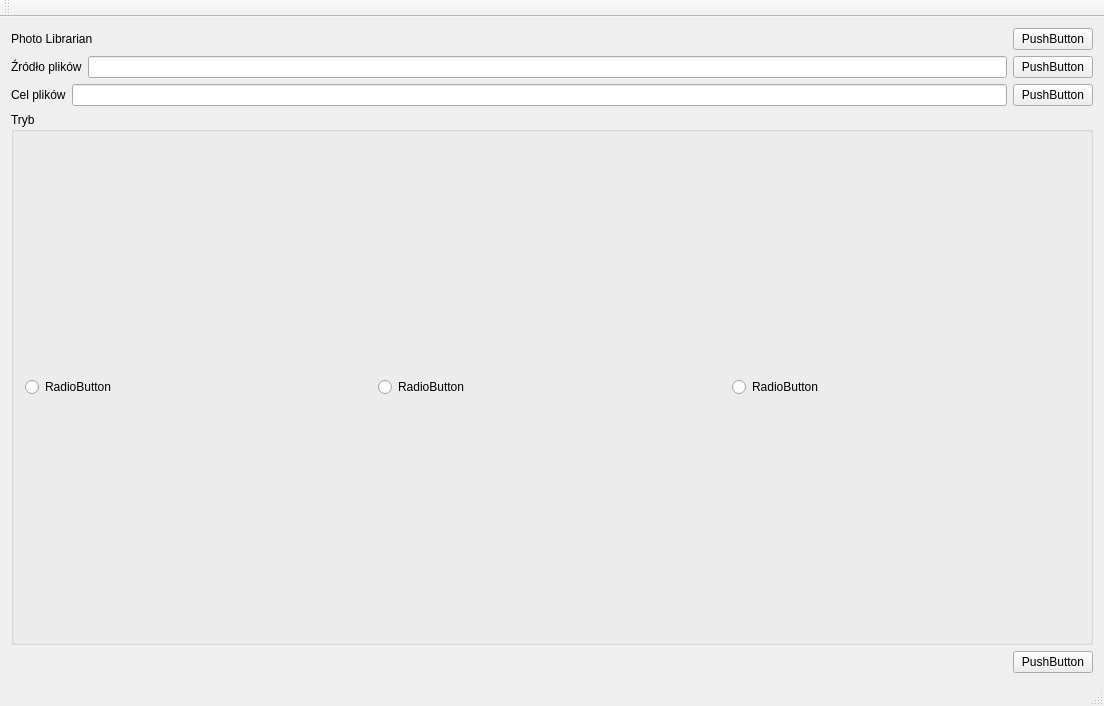
Above: mainwindow.ui from Barto-Paja/Photo_librarian before the change. Below: the same form after it.
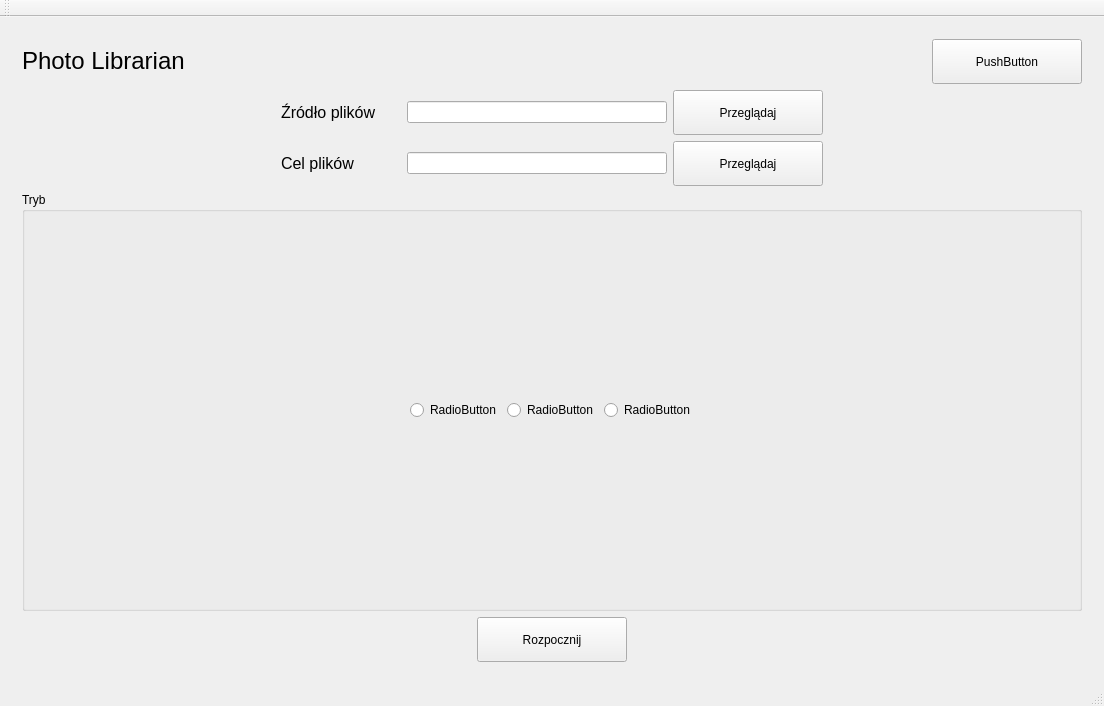
That is the form after the change.

Patch:
```diff
--- a/mainwindow.ui
+++ b/mainwindow.ui
@@ -16,11 +16,18 @@
   <widget class="QWidget" name="centralWidget">
    <layout class="QVBoxLayout" name="verticalLayout">
     <item>
+     <widget class="QStackedWidget" name="stackedWidget">
+      <property name="currentIndex">
+       <number>0</number>
+      </property>
+      <widget class="QWidget" name="page">
+       <layout class="QVBoxLayout" name="verticalLayout_2">
+        <item>
      <layout class="QHBoxLayout" name="horizontalLayout_header">
       <item>
        <widget class="QLabel" name="label_title">
         <property name="text">
-         <string>Photo Librarian</string>
+             <string>&lt;html&gt;&lt;head/&gt;&lt;body&gt;&lt;p&gt;&lt;span style=&quot; font-size:18pt;&quot;&gt;Photo Librarian&lt;/span&gt;&lt;/p&gt;&lt;/body&gt;&lt;/html&gt;</string>
         </property>
        </widget>
       </item>
@@ -39,6 +46,15 @@
       </item>
       <item>
        <widget class="QPushButton" name="pushButton_language">
+            <property name="enabled">
+             <bool>true</bool>
+            </property>
+            <property name="minimumSize">
+             <size>
+              <width>150</width>
+              <height>45</height>
+             </size>
+            </property>
         <property name="text">
          <string>PushButton</string>
         </property>
@@ -48,10 +64,29 @@
     </item>
     <item>
      <layout class="QHBoxLayout" name="horizontalLayout">
+          <item>
+           <spacer name="horizontalSpacer_11">
+            <property name="orientation">
+             <enum>Qt::Horizontal</enum>
+            </property>
+            <property name="sizeHint" stdset="0">
+             <size>
+              <width>40</width>
+              <height>20</height>
+             </size>
+            </property>
+           </spacer>
+          </item>
       <item>
        <widget class="QLabel" name="label">
+            <property name="minimumSize">
+             <size>
+              <width>120</width>
+              <height>0</height>
+             </size>
+            </property>
         <property name="text">
-         <string>Źródło plików</string>
+             <string>&lt;html&gt;&lt;head/&gt;&lt;body&gt;&lt;p&gt;&lt;span style=&quot; font-size:12pt;&quot;&gt;Źródło plików&lt;/span&gt;&lt;/p&gt;&lt;/body&gt;&lt;/html&gt;</string>
         </property>
        </widget>
       </item>
@@ -60,19 +95,57 @@
       </item>
       <item>
        <widget class="QPushButton" name="pushButton_BrowseSource">
+            <property name="minimumSize">
+             <size>
+              <width>150</width>
+              <height>45</height>
+             </size>
+            </property>
         <property name="text">
-         <string>PushButton</string>
+             <string>Przeglądaj</string>
         </property>
        </widget>
       </item>
+          <item>
+           <spacer name="horizontalSpacer_9">
+            <property name="orientation">
+             <enum>Qt::Horizontal</enum>
+            </property>
+            <property name="sizeHint" stdset="0">
+             <size>
+              <width>40</width>
+              <height>20</height>
+             </size>
+            </property>
+           </spacer>
+          </item>
      </layout>
     </item>
     <item>
      <layout class="QHBoxLayout" name="horizontalLayout_2">
+          <item>
+           <spacer name="horizontalSpacer_12">
+            <property name="orientation">
+             <enum>Qt::Horizontal</enum>
+            </property>
+            <property name="sizeHint" stdset="0">
+             <size>
+              <width>40</width>
+              <height>20</height>
+             </size>
+            </property>
+           </spacer>
+          </item>
       <item>
        <widget class="QLabel" name="label_2">
+            <property name="minimumSize">
+             <size>
+              <width>120</width>
+              <height>0</height>
+             </size>
+            </property>
         <property name="text">
-         <string>Cel plików</string>
+             <string>&lt;html&gt;&lt;head/&gt;&lt;body&gt;&lt;p&gt;&lt;span style=&quot; font-size:12pt;&quot;&gt;Cel plików&lt;/span&gt;&lt;/p&gt;&lt;/body&gt;&lt;/html&gt;</string>
         </property>
        </widget>
       </item>
@@ -81,11 +154,30 @@
       </item>
       <item>
        <widget class="QPushButton" name="pushButton_BrowseOutput">
+            <property name="minimumSize">
+             <size>
+              <width>150</width>
+              <height>45</height>
+             </size>
+            </property>
         <property name="text">
-         <string>PushButton</string>
+             <string>Przeglądaj</string>
         </property>
        </widget>
       </item>
+          <item>
+           <spacer name="horizontalSpacer_10">
+            <property name="orientation">
+             <enum>Qt::Horizontal</enum>
+            </property>
+            <property name="sizeHint" stdset="0">
+             <size>
+              <width>40</width>
+              <height>20</height>
+             </size>
+            </property>
+           </spacer>
+          </item>
      </layout>
     </item>
     <item>
@@ -94,6 +186,19 @@
        <string>Tryb</string>
       </property>
       <layout class="QHBoxLayout" name="horizontalLayout_3">
+           <item>
+            <spacer name="horizontalSpacer_13">
+             <property name="orientation">
+              <enum>Qt::Horizontal</enum>
+             </property>
+             <property name="sizeHint" stdset="0">
+              <size>
+               <width>40</width>
+               <height>20</height>
+              </size>
+             </property>
+            </spacer>
+           </item>
        <item>
         <widget class="QRadioButton" name="radioButton">
          <property name="text">
@@ -115,6 +220,19 @@
          </property>
         </widget>
        </item>
+           <item>
+            <spacer name="horizontalSpacer_14">
+             <property name="orientation">
+              <enum>Qt::Horizontal</enum>
+             </property>
+             <property name="sizeHint" stdset="0">
+              <size>
+               <width>40</width>
+               <height>20</height>
+              </size>
+             </property>
+            </spacer>
+           </item>
       </layout>
      </widget>
     </item>
@@ -135,12 +253,101 @@
       </item>
       <item>
        <widget class="QPushButton" name="pushButton_start">
+            <property name="minimumSize">
+             <size>
+              <width>150</width>
+              <height>45</height>
+             </size>
+            </property>
         <property name="text">
-         <string>PushButton</string>
+             <string>Rozpocznij</string>
         </property>
        </widget>
       </item>
-     </layout>
+          <item>
+           <spacer name="horizontalSpacer_15">
+            <property name="orientation">
+             <enum>Qt::Horizontal</enum>
+            </property>
+            <property name="sizeHint" stdset="0">
+             <size>
+              <width>40</width>
+              <height>20</height>
+             </size>
+            </property>
+           </spacer>
+          </item>
+         </layout>
+        </item>
+       </layout>
+      </widget>
+      <widget class="QWidget" name="page_2">
+       <layout class="QVBoxLayout" name="verticalLayout_3">
+        <item>
+         <widget class="QTableWidget" name="tableWidget"/>
+        </item>
+        <item>
+         <layout class="QHBoxLayout" name="horizontalLayout_5">
+          <property name="spacing">
+           <number>25</number>
+          </property>
+          <item>
+           <spacer name="horizontalSpacer_6">
+            <property name="orientation">
+             <enum>Qt::Horizontal</enum>
+            </property>
+            <property name="sizeHint" stdset="0">
+             <size>
+              <width>40</width>
+              <height>20</height>
+             </size>
+            </property>
+           </spacer>
+          </item>
+          <item>
+           <widget class="QPushButton" name="pushButton_back">
+            <property name="minimumSize">
+             <size>
+              <width>150</width>
+              <height>45</height>
+             </size>
+            </property>
+            <property name="text">
+             <string>Wstecz</string>
+            </property>
+           </widget>
+          </item>
+          <item>
+           <widget class="QPushButton" name="pushButton_exit">
+            <property name="minimumSize">
+             <size>
+              <width>150</width>
+              <height>45</height>
+             </size>
+            </property>
+            <property name="text">
+             <string>Zakończ</string>
+            </property>
+           </widget>
+          </item>
+          <item>
+           <spacer name="horizontalSpacer_8">
+            <property name="orientation">
+             <enum>Qt::Horizontal</enum>
+            </property>
+            <property name="sizeHint" stdset="0">
+             <size>
+              <width>40</width>
+              <height>20</height>
+             </size>
+            </property>
+           </spacer>
+          </item>
+         </layout>
+        </item>
+       </layout>
+      </widget>
+     </widget>
     </item>
    </layout>
   </widget>
```
Lines whose indentation alone changed are shown as unchanged.
